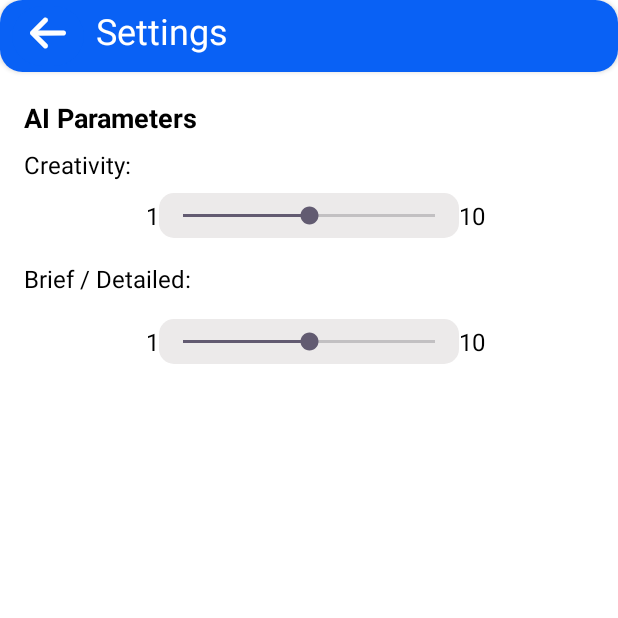
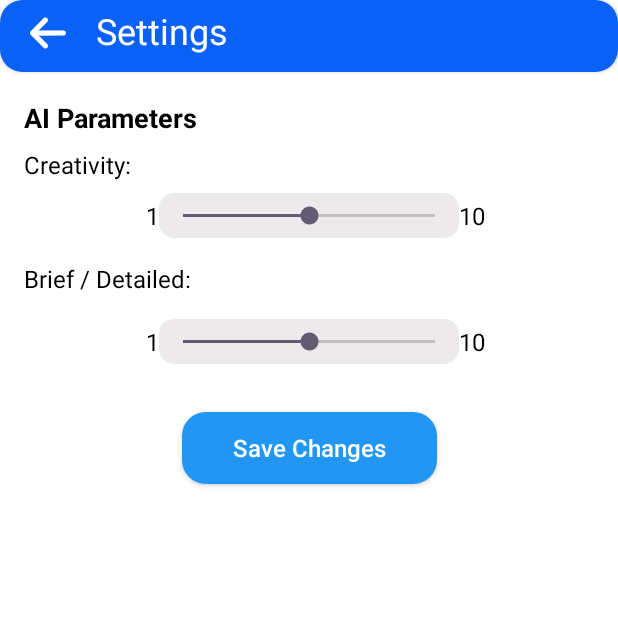
Before and after one commit to Omkharade318/A2-The-AI-learning-App, an Android app: the screen it shows after launch once a user with an empty profile is signed in (Settings), in the side drawer, after a tap on "Settings", on a phone screen of 412 x 824 dp, the top half of it. Run offline under Robolectric (Android 15) with nearby library versions, the phone set to English and light mode, and no system bars; our stand-ins replace Firebase (no records; nobody signed in at launch, a user with empty details on screens opened directly), navigation-ui; libraries missing offline, so code that uses them is left out: com.denzcoskun.imageslider; Roboto replaces fonts that are not available here; 6 statements that could not run were skipped.

Commit message:
Fixed updated UI

```diff
--- a/app/src/main/java/com/example/a2lytics/fragment/HomeFragment.kt
+++ b/app/src/main/java/com/example/a2lytics/fragment/HomeFragment.kt
@@ -48,7 +48,7 @@ class HomeFragment : Fragment() {
             database.child("user").child(currentUserId).child("userName")
                 .addListenerForSingleValueEvent(object : ValueEventListener {
                     override fun onDataChange(snapshot: DataSnapshot) {
-                        val userName = R.id.name_text
+                        val userName = snapshot.value?.toString()
                         if (userName != null) {
                             // Update TextView with the user's name
                             binding.userName.text = "Hi, $userName"
@@ -62,7 +62,7 @@ class HomeFragment : Fragment() {
                     }
                 })
         } else {
-            binding.userName.text = "Hi, ${R.id.name_text}"
+            binding.userName.text = "Hi"
         }
 
         // Set up startLearningBtn click listener
--- a/app/src/main/java/com/example/a2lytics/fragment/ProFragment.kt
+++ b/app/src/main/java/com/example/a2lytics/fragment/ProFragment.kt
@@ -46,11 +46,6 @@ class ProFragment : Fragment() {
 
     override fun onViewCreated(view: View, savedInstanceState: Bundle?) {
         super.onViewCreated(view, savedInstanceState)
-
-        binding.voiceButton.setOnClickListener {
-            findNavController().navigate(R.id.action_proFragment_to_voiceInputProFragment)
-        }
-
     }
 
 
--- a/app/src/main/res/layout/activity_settings.xml
+++ b/app/src/main/res/layout/activity_settings.xml
@@ -163,5 +163,23 @@
         app:layout_constraintStart_toEndOf="@+id/detailSeekBar"
         app:layout_constraintTop_toTopOf="@+id/detailSeekBar" />
 
+    <androidx.appcompat.widget.AppCompatButton
+        android:id="@+id/saveChangesBtn"
+        android:layout_width="170dp"
+        android:layout_height="wrap_content"
+        android:background="@drawable/rounded_button"
+        android:clickable="true"
+        android:elevation="12dp"
+        android:focusable="true"
+        android:textAllCaps="false"
+        android:layout_marginTop="32dp"
+        android:text="@string/save_changes"
+        android:textColor="@android:color/white"
+        android:textSize="16sp"
+        app:layout_constraintEnd_toEndOf="parent"
+        app:layout_constraintStart_toStartOf="parent"
+        app:layout_constraintTop_toBottomOf="@+id/detailSeekBar"
+        app:layout_constraintWidth_percent="1.0" />
+
 
 </androidx.constraintlayout.widget.ConstraintLayout>
--- a/app/src/main/res/values/strings.xml
+++ b/app/src/main/res/values/strings.xml
@@ -80,4 +80,5 @@
     <string name="name_of_your_school">Name of your School</string>
     <string name="name_of_your_education_board">Name of your Education Board</string>
     <string name="class_you_are_studying_in">Class you are studying in</string>
+    <string name="save_changes">Save Changes</string>
 </resources>
```
Also changed, not shown: app/src/main/res/layout/activity_main.xml (+0 -27 lines), app/src/main/res/layout/fragment_advance.xml (+7 -2 lines), app/src/main/res/layout/fragment_basic.xml (+8 -1 lines), app/src/main/res/layout/fragment_home.xml (+27 -0 lines), app/src/main/res/layout/fragment_pro.xml (+10 -26 lines).
